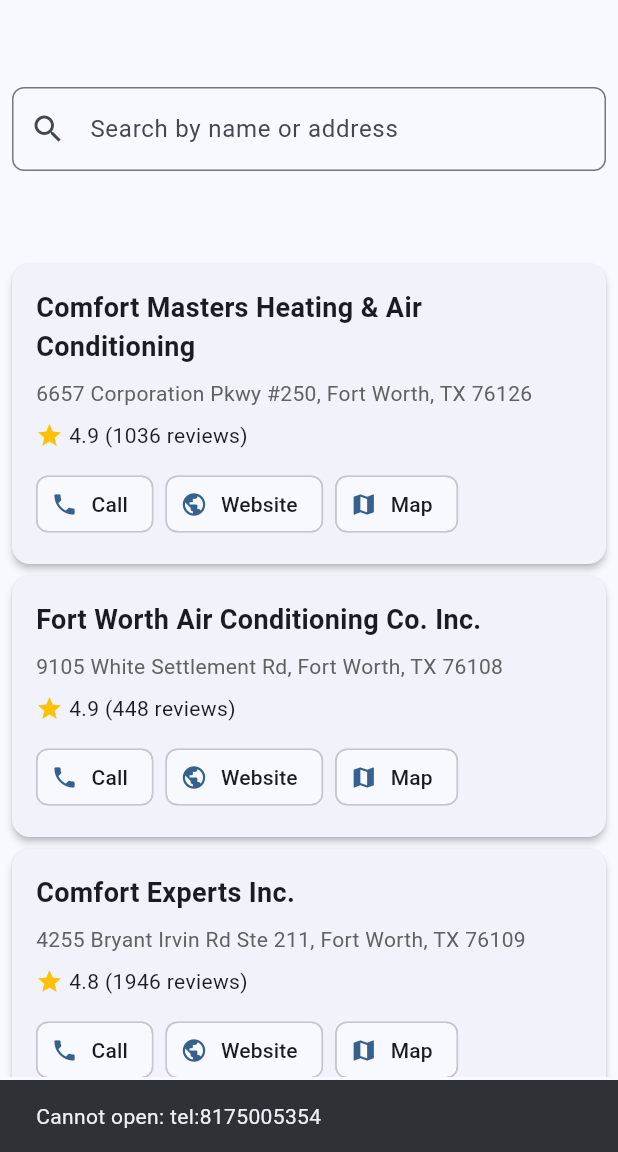
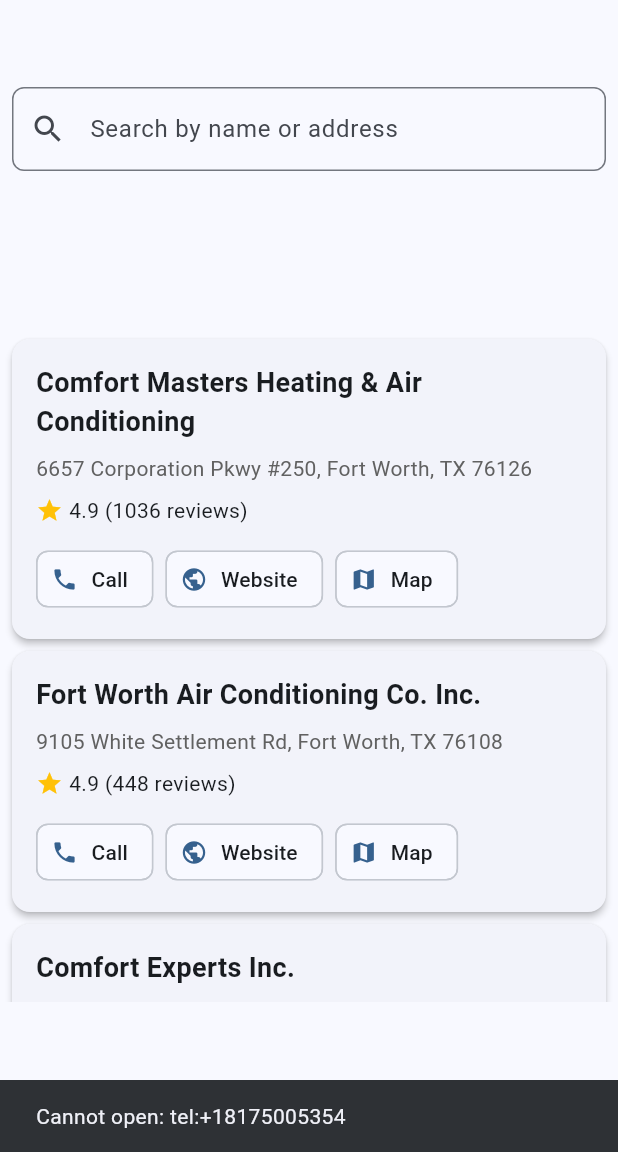
Before and after one commit to dannycawan/hvac_in_fort_worth, a Flutter app: the screen it shows after launch, after a tap on "Call", on a phone screen of 412 x 824 dp, the part 84-1236 px from its top. Run offline on Flutter 3.47's test engine with Material 3 defaults, Android fonts, the light colour scheme and no system bars; drawn by our look-alikes of google_mobile_ads; network calls fail.

Commit message:
Update main.dart: tambah 2 banner atas & bawah, normalisasi nomor telepon

```diff
--- a/lib/main.dart
+++ b/lib/main.dart
@@ -48,8 +48,10 @@
   final String nativeAdUnitId = "ca-app-pub-6721734106426198/6120735266";
   final String appOpenAdUnitId = "ca-app-pub-6721734106426198/2181490258";
 
+  // Banner Ads
   BannerAd? _bannerTop1;
   BannerAd? _bannerTop2;
+  BannerAd? _bannerTop3;
   BannerAd? _bannerBottom1;
   BannerAd? _bannerBottom2;
 
@@ -71,7 +73,7 @@
   @override
   void initState() {
     super.initState();
-    _loadBannerAds();
+    _loadAllBanners();
     _loadInterstitialAd();
     _loadNativeAds();
     _loadAppOpenAd();
@@ -99,6 +101,15 @@
     }
   }
 
+  /// Normalisasi nomor telepon → hapus spasi, tanda kurung, tambahkan +1
+  String normalizePhone(String raw) {
+    String cleaned = raw.replaceAll(RegExp(r'[^\d]'), '');
+    if (!cleaned.startsWith('1')) {
+      cleaned = '1$cleaned';
+    }
+    return '+$cleaned';
+  }
+
   void _loadAppOpenAd() {
     AppOpenAd.load(
       adUnitId: appOpenAdUnitId,
@@ -110,58 +121,28 @@
     );
   }
 
-  void _loadBannerAds() {
-    _bannerTop1 = BannerAd(
+  void _loadAllBanners() {
+    _bannerTop1 = _createBanner();
+    _bannerTop2 = _createBanner();
+    _bannerTop3 = _createBanner();
+    _bannerBottom1 = _createBanner();
+    _bannerBottom2 = _createBanner();
+  }
+
+  BannerAd _createBanner() {
+    final banner = BannerAd(
       adUnitId: bannerAdUnitId,
       size: AdSize.banner,
       request: const AdRequest(),
       listener: BannerAdListener(
-        onAdLoaded: (ad) => debugPrint('BannerTop1 loaded'),
+        onAdLoaded: (ad) => debugPrint('Banner loaded'),
         onAdFailedToLoad: (ad, error) {
           ad.dispose();
-          debugPrint('BannerTop1 failed: $error');
+          debugPrint('Banner failed: $error');
         },
       ),
     )..load();
-
-    _bannerTop2 = BannerAd(
-      adUnitId: bannerAdUnitId,
-      size: AdSize.banner,
-      request: const AdRequest(),
-      listener: BannerAdListener(
-        onAdLoaded: (ad) => debugPrint('BannerTop2 loaded'),
-        onAdFailedToLoad: (ad, error) {
-          ad.dispose();
-          debugPrint('BannerTop2 failed: $error');
-        },
-      ),
-    )..load();
-
-    _bannerBottom1 = BannerAd(
-      adUnitId: bannerAdUnitId,
-      size: AdSize.banner,
-      request: const AdRequest(),
-      listener: BannerAdListener(
-        onAdLoaded: (ad) => debugPrint('BannerBottom1 loaded'),
-        onAdFailedToLoad: (ad, error) {
-          ad.dispose();
-          debugPrint('BannerBottom1 failed: $error');
-        },
-      ),
-    )..load();
-
-    _bannerBottom2 = BannerAd(
-      adUnitId: bannerAdUnitId,
-      size: AdSize.banner,
-      request: const AdRequest(),
-      listener: BannerAdListener(
-        onAdLoaded: (ad) => debugPrint('BannerBottom2 loaded'),
-        onAdFailedToLoad: (ad, error) {
-          ad.dispose();
-          debugPrint('BannerBottom2 failed: $error');
-        },
-      ),
-    )..load();
+    return banner;
   }
 
   void _loadInterstitialAd() {
@@ -224,6 +205,7 @@
   void dispose() {
     _bannerTop1?.dispose();
     _bannerTop2?.dispose();
+    _bannerTop3?.dispose();
     _bannerBottom1?.dispose();
     _bannerBottom2?.dispose();
     _interstitialAd?.dispose();
@@ -235,11 +217,6 @@
   }
 
   Future _launchUrl(String url) async {
-    if (url.startsWith('tel:')) {
-      // normalisasi nomor
-      String number = url.replaceAll(RegExp(r'[^0-9+]'), '');
-      url = 'tel:$number';
-    }
     if (await canLaunchUrl(Uri.parse(url))) {
       await launchUrl(Uri.parse(url), mode: LaunchMode.externalApplication);
     } else {
@@ -280,7 +257,7 @@
       ),
       body: Column(
         children: [
-          // BannerTop1
+          // Banner Top1
           if (_bannerTop1 != null)
             SizedBox(
               width: _bannerTop1!.size.width.toDouble(),
@@ -303,7 +280,7 @@
             ),
           ),
 
-          // BannerTop2
+          // Banner Top2
           if (_bannerTop2 != null)
             SizedBox(
               width: _bannerTop2!.size.width.toDouble(),
@@ -311,28 +288,24 @@
               child: AdWidget(ad: _bannerTop2!),
             ),
 
-          // HVAC List + Native Ads every 2 listings + BannerBottom1
+          // Banner Top3 (before list)
+          if (_bannerTop3 != null)
+            SizedBox(
+              width: _bannerTop3!.size.width.toDouble(),
+              height: _bannerTop3!.size.height.toDouble(),
+              child: AdWidget(ad: _bannerTop3!),
+            ),
+
+          // HVAC List + Native Ads every 2 listings
           Expanded(
             child: _filteredHvacData.isEmpty
                 ? const Center(child: Text('No data found.'))
                 : ListView.builder(
                     itemCount:
-                        _filteredHvacData.length + _nativeAds.length + 1, // +1 for bottom banner1
+                        _filteredHvacData.length + _nativeAds.length,
                     itemBuilder: (context, index) {
-                      // Show BannerBottom1 before last item
-                      if (index == _filteredHvacData.length + _nativeAds.length) {
-                        if (_bannerBottom1 != null) {
-                          return SizedBox(
-                            width: _bannerBottom1!.size.width.toDouble(),
-                            height: _bannerBottom1!.size.height.toDouble(),
-                            child: AdWidget(ad: _bannerBottom1!),
-                          );
-                        } else {
-                          return const SizedBox.shrink();
-                        }
-                      }
-
-                      final int dataIndex = index - (index ~/ _adInterval);
+                      final int dataIndex =
+                          index - (index ~/ _adInterval);
 
                       if (index > 0 && index % _adInterval == 0) {
                         final int adIndex = (index ~/ _adInterval) - 1;
@@ -396,8 +369,7 @@
                                       const SizedBox(width: 4),
                                       Text(
                                         '$rating ($reviewsCount reviews)',
-                                        style: const TextStyle(
-                                            fontSize: 14),
+                                        style: const TextStyle(fontSize: 14),
                                       ),
                                     ],
                                   ),
@@ -411,8 +383,11 @@
                                           avatar: const Icon(Icons.phone,
                                               size: 18),
                                           label: const Text('Call'),
-                                          onPressed: () =>
-                                              _launchUrl('tel:$phoneNumber'),
+                                          onPressed: () {
+                                            final normalized =
+                                                normalizePhone(phoneNumber);
+                                            _launchUrl('tel:$normalized');
+                                          },
                                         ),
                                       if (website.isNotEmpty)
                                         ActionChip(
@@ -444,7 +419,15 @@
                   ),
           ),
 
-          // BannerBottom2 paling bawah
+          // Banner Bottom1
+          if (_bannerBottom1 != null)
+            SizedBox(
+              width: _bannerBottom1!.size.width.toDouble(),
+              height: _bannerBottom1!.size.height.toDouble(),
+              child: AdWidget(ad: _bannerBottom1!),
+            ),
+
+          // Banner Bottom2
           if (_bannerBottom2 != null)
             SizedBox(
               width: _bannerBottom2!.size.width.toDouble(),
```
